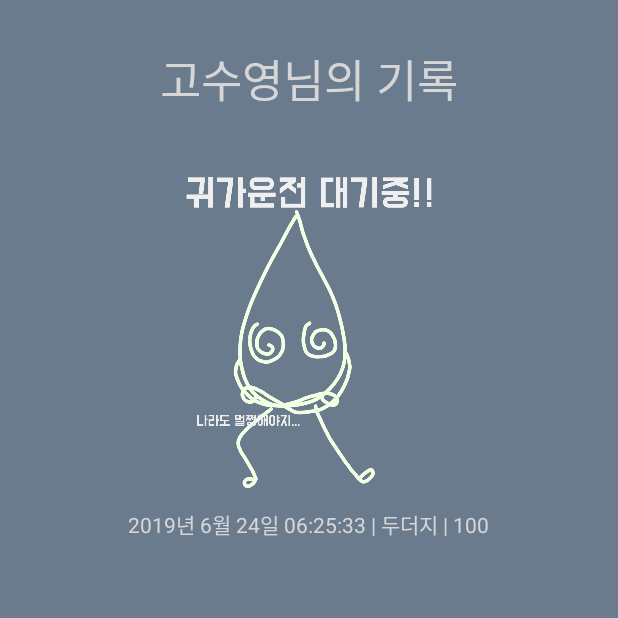
After one commit to leolyoo/Oneshot, an Android app: the ProfileActivity screen opened directly, with no data from a screen before it, on a phone screen of 412 x 824 dp, the top half of it. The commit adds this screen. Run offline under Robolectric (Android 15) with nearby library versions, the phone set to English and light mode, and no system bars.

Commit message:
수영아 화이팅 ㅠㅠ

```diff
--- a/app/src/main/AndroidManifest.xml
+++ b/app/src/main/AndroidManifest.xml
@@ -16,7 +16,8 @@
         android:roundIcon="@mipmap/ic_launcher_round"
         android:supportsRtl="true"
         android:theme="@style/AppTheme">
-        <activity android:name=".PointActivity"></activity>
+        <activity android:name=".ProfileActivity"></activity>
+        <activity android:name=".PointActivity" />
         <activity android:name=".LoginActivity">
             <intent-filter>
                 <action android:name="android.intent.action.MAIN" />
--- a/app/src/main/java/com/example/a82102/oneshot/Home.java
+++ b/app/src/main/java/com/example/a82102/oneshot/Home.java
@@ -52,6 +52,7 @@ public class Home extends BaseActivity implements View.OnClickListener, PopupMen
     public boolean onMenuItemClick(MenuItem item) {
         switch (item.getItemId()) {
             case R.id.profile:
+                startActivity(new Intent(this, ProfileActivity.class));
                 return true;
             case R.id.point:
                 startActivity(new Intent(this, PointActivity.class));
--- /dev/null
+++ b/app/src/main/java/com/example/a82102/oneshot/ProfileActivity.java
@@ -0,0 +1,13 @@
+package com.example.a82102.oneshot;
+
+import android.app.Activity;
+import android.os.Bundle;
+
+public class ProfileActivity extends Activity {
+
+    @Override
+    protected void onCreate(Bundle savedInstanceState) {
+        super.onCreate(savedInstanceState);
+        setContentView(R.layout.activity_profile);
+    }
+}
--- a/app/src/main/res/layout/activity_molegame.xml
+++ b/app/src/main/res/layout/activity_molegame.xml
@@ -4,8 +4,8 @@
     xmlns:tools="http://schemas.android.com/tools"
     android:layout_width="match_parent"
     android:layout_height="match_parent"
+    android:background="@color/bg"
     android:orientation="vertical"
-    android:background="@color/bg"
     tools:context=".MoleGame">
 
     <LinearLayout
@@ -18,18 +18,18 @@
             android:layout_width="wrap_content"
             android:layout_height="match_parent"
             android:layout_weight="1"
+            android:text=""
             android:textColor="@color/zxing_status_text"
-            android:textSize="30sp"
-            android:text="" />
+            android:textSize="30sp" />
 
         <TextView
             android:id="@+id/count"
             android:layout_width="wrap_content"
             android:layout_height="match_parent"
             android:layout_weight="1"
+            android:text=""
             android:textColor="@color/zxing_status_text"
-            android:textSize="30sp"
-            android:text="" />
+            android:textSize="30sp" />
 
         <!--<Button
             android:id="@+id/start"
--- /dev/null
+++ b/app/src/main/res/layout/activity_profile.xml
@@ -0,0 +1,36 @@
+<?xml version="1.0" encoding="utf-8"?>
+<LinearLayout xmlns:android="http://schemas.android.com/apk/res/android"
+    xmlns:app="http://schemas.android.com/apk/res-auto"
+    xmlns:tools="http://schemas.android.com/tools"
+    android:layout_width="match_parent"
+    android:layout_height="match_parent"
+    android:background="@color/bg"
+    android:gravity="center_horizontal"
+    android:orientation="vertical"
+    tools:context=".ProfileActivity">
+
+    <TextView
+        android:layout_width="wrap_content"
+        android:layout_height="wrap_content"
+        android:layout_marginVertical="30dp"
+        android:text="고수영님의 기록"
+        android:textColor="@color/zxing_status_text"
+        android:textSize="30sp" />
+
+    <ImageView
+        android:id="@+id/image_average"
+        android:layout_width="wrap_content"
+        android:layout_height="wrap_content"
+        android:layout_marginVertical="10dp"
+        android:adjustViewBounds="true"
+        android:paddingHorizontal="100dp"
+        android:scaleType="fitCenter"
+        android:src="@drawable/average_sober" />
+
+    <TextView
+        android:id="@+id/text_record"
+        android:layout_width="wrap_content"
+        android:layout_height="wrap_content"
+        android:text="2019년 6월 24일 06:25:33 | 두더지 | 100"
+        android:textColor="@color/zxing_status_text" />
+</LinearLayout>
```
Also changed, not shown: app/src/main/res/drawable-v24/average_drunk.png (added), app/src/main/res/drawable-v24/average_sober.png (added), app/src/main/res/drawable-v24/average_tipsy.png (added).
